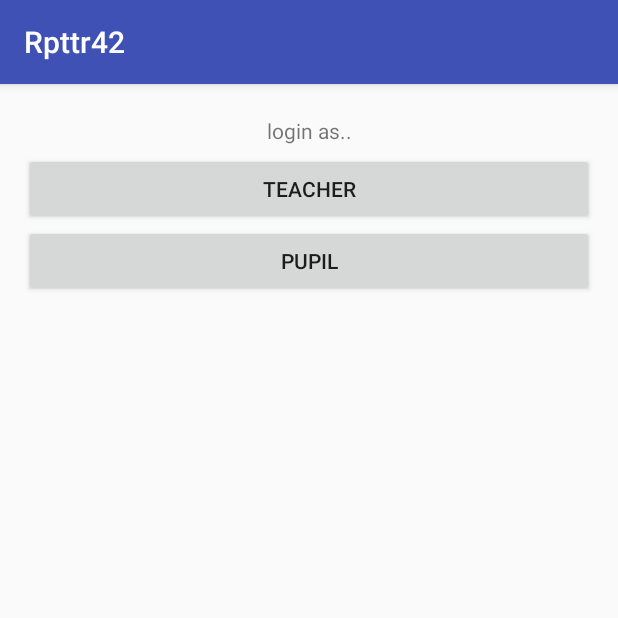
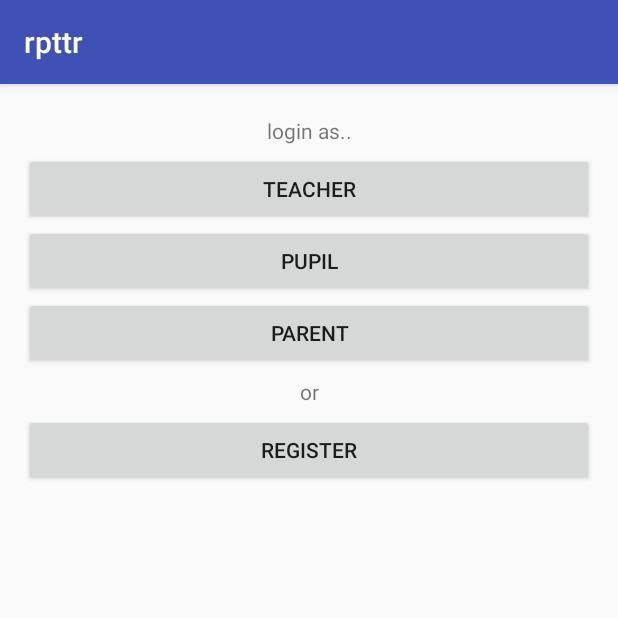
Before and after one commit to vehseri/rpttr42, an Android app: the screen it shows after launch (MainActivity), on a phone screen of 412 x 824 dp, the top half of it. Run offline under Robolectric (Android 15) with nearby library versions, the phone set to English and light mode, and no system bars.

Commit message:
+ added buttons "Parent" and "Register"

```diff
--- a/app/src/main/java/com/vehseri/rpttr42/MainActivity.java
+++ b/app/src/main/java/com/vehseri/rpttr42/MainActivity.java
@@ -10,7 +10,7 @@ import android.widget.Toast;
 public class MainActivity extends AppCompatActivity {
 
     TextView textLoginAs;
-    Button buttonAsTeacher, buttonAsPupil;
+    Button buttonAsTeacher, buttonAsPupil, buttonAsParent, buttonRegister;
 
     @Override
     protected void onCreate(Bundle savedInstanceState) {
@@ -23,7 +23,10 @@ public class MainActivity extends AppCompatActivity {
         textLoginAs = (TextView)findViewById(R.id.textLoginAs);
         buttonAsPupil = (Button)findViewById(R.id.buttonAsPupil);
         buttonAsTeacher = (Button)findViewById(R.id.buttonAsTeacher);
+        buttonAsParent = (Button)findViewById(R.id.buttonAsParent);
+        buttonRegister = (Button)findViewById(R.id.buttonRegister);
     }
+    /* обработка нажатия на кнопки teacher, pupil, parent, register */
     private void setButtonBehavior(){
         buttonAsPupil.setOnClickListener(new View.OnClickListener() {
             @Override
@@ -37,6 +40,17 @@ public class MainActivity extends AppCompatActivity {
                 Toast.makeText(MainActivity.this, R.string.teacher, Toast.LENGTH_SHORT).show();
             }
         });
-
+        buttonAsParent.setOnClickListener(new View.OnClickListener(){
+            @Override
+            public void onClick(View view) {
+                Toast.makeText(MainActivity.this, R.string.parent, Toast.LENGTH_SHORT).show();
+            }
+        });
+        buttonRegister.setOnClickListener(new View.OnClickListener() {
+            @Override
+            public void onClick(View view) {
+                Toast.makeText(MainActivity.this, R.string.underconstruction, Toast.LENGTH_SHORT).show();
+            }
+        });
     }
 }
--- a/app/src/main/res/layout/activity_main.xml
+++ b/app/src/main/res/layout/activity_main.xml
@@ -11,7 +11,6 @@
     android:paddingTop="@dimen/activity_vertical_margin"
     tools:context="com.vehseri.rpttr42.MainActivity"
     android:weightSum="1">
-
     <TextView
         android:id="@+id/textLoginAs"
         android:text="@string/login"
@@ -24,4 +23,16 @@
         android:id="@+id/buttonAsPupil"
         android:text="@string/pupil"
         style="@style/TextAndButton" />
+    <Button
+        android:id="@+id/buttonAsParent"
+        android:text="@string/parent"
+        style="@style/TextAndButton" />
+    <TextView
+        android:id="@+id/textOr"
+        android:text="@string/or"
+        style="@style/TextAndButton" />
+    <Button
+        android:id="@+id/buttonRegister"
+        android:text="@string/register"
+        style="@style/TextAndButton" />
 </LinearLayout>
--- a/app/src/main/res/values/strings.xml
+++ b/app/src/main/res/values/strings.xml
@@ -1,6 +1,10 @@
 <resources>
-    <string name="app_name">Rpttr42</string>
+    <string name="app_name">rpttr</string>
     <string name="login">login as..</string>
     <string name="teacher">teacher</string>
     <string name="pupil">pupil</string>
+    <string name="parent">parent</string>
+    <string name="register">register</string>
+    <string name="or">or</string>
+    <string name="underconstruction">Under construction!</string>
 </resources>
```
Also changed, not shown: 1 other file.
